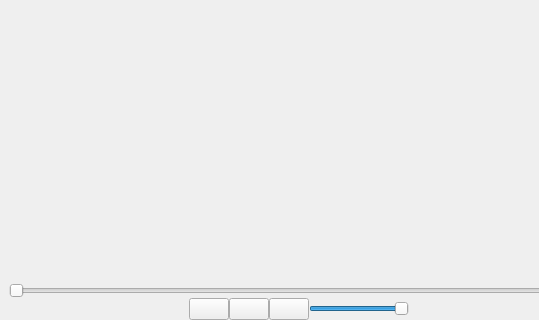
Qt form src/player.ui (coslyk/moonplayer) before a commit; both pictures show x 0 to 539 and y 105 to 425 of the 638 by 425 pixel window.
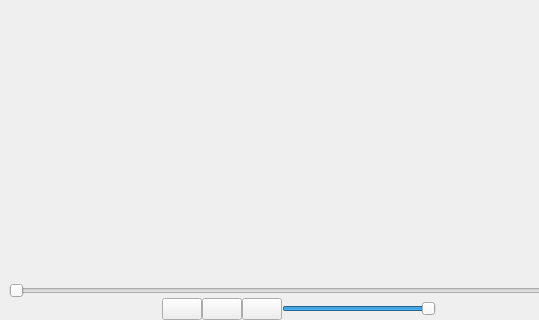
The same form after that commit.

What changed in the file:
```diff
--- a/src/player.ui
+++ b/src/player.ui
@@ -143,12 +143,6 @@
         </item>
         <item>
          <widget class="QSlider" name="volumeSlider">
-          <property name="maximumSize">
-           <size>
-            <width>100</width>
-            <height>16777215</height>
-           </size>
-          </property>
           <property name="maximum">
            <number>10</number>
           </property>
```
